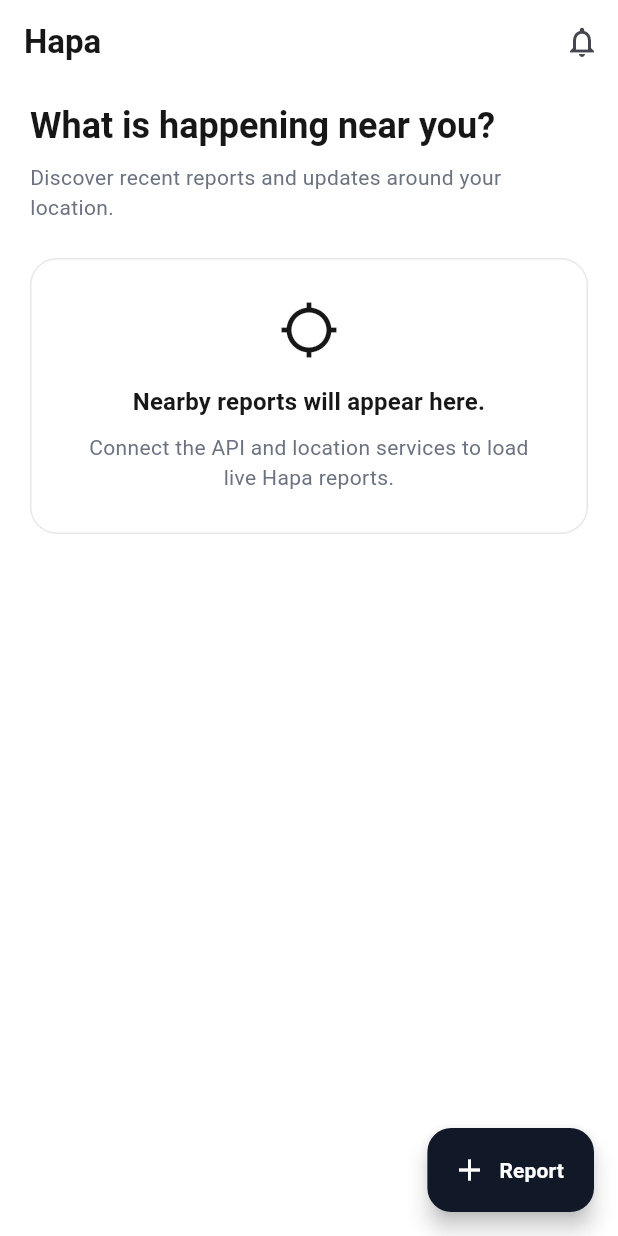
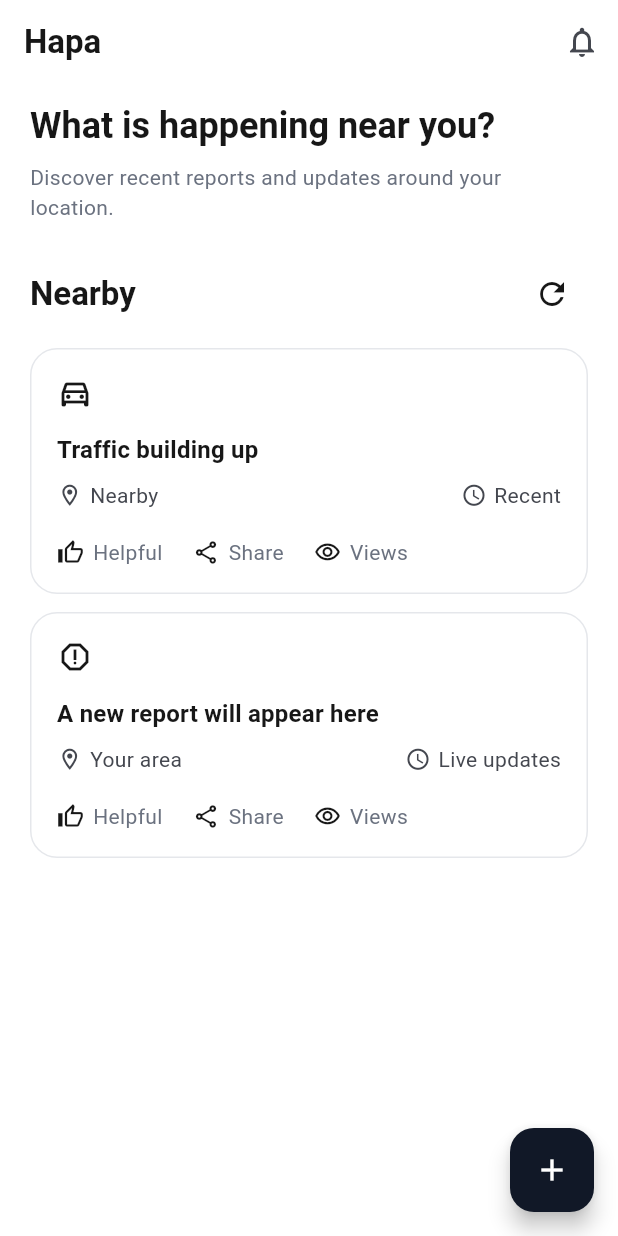
Before and after one commit to alumasinde/hapa-app, a Flutter app: the screen it shows after launch, on a phone screen of 412 x 824 dp. Run offline on Flutter 3.47's test engine with Material 3 defaults, Android fonts, the phone set to English and light mode, and no system bars; our stand-ins replace dio, flutter_riverpod.

Commit message:
Continue Phase 1 mobile foundation

```diff
--- a/lib/features/home/presentation/home_page.dart
+++ b/lib/features/home/presentation/home_page.dart
@@ -20,7 +20,7 @@ class HomePage extends StatelessWidget {
         ],
       ),
       body: ListView(
-        padding: const EdgeInsets.fromLTRB(20, 12, 20, 32),
+        padding: const EdgeInsets.fromLTRB(20, 12, 20, 100),
         children: [
           Text(
             'What is happening near you?',
@@ -32,46 +32,127 @@ class HomePage extends StatelessWidget {
             style: Theme.of(context).textTheme.bodyMedium,
           ),
           const SizedBox(height: 24),
-          const _EmptyFeedCard(),
+          const _SectionHeader(),
+          const SizedBox(height: 12),
+          const _PreviewFlashCard(
+            title: 'Traffic building up',
+            location: 'Nearby',
+            time: 'Recent',
+            categoryIcon: Icons.directions_car_outlined,
+          ),
+          const SizedBox(height: 12),
+          const _PreviewFlashCard(
+            title: 'A new report will appear here',
+            location: 'Your area',
+            time: 'Live updates',
+            categoryIcon: Icons.report_outlined,
+          ),
         ],
       ),
-      floatingActionButton: FloatingActionButton.extended(
+      floatingActionButton: FloatingActionButton(
         onPressed: () {},
+        tooltip: 'Create report',
         backgroundColor: const Color(0xFF111827),
         foregroundColor: Colors.white,
-        icon: const Icon(Icons.add),
-        label: const Text('Report'),
+        child: const Icon(Icons.add),
       ),
     );
   }
 }
 
-class _EmptyFeedCard extends StatelessWidget {
-  const _EmptyFeedCard();
+class _SectionHeader extends StatelessWidget {
+  const _SectionHeader();
 
   @override
   Widget build(BuildContext context) {
+    return Row(
+      children: [
+        Text('Nearby', style: Theme.of(context).textTheme.titleLarge),
+        const Spacer(),
+        IconButton(
+          onPressed: () {},
+          tooltip: 'Refresh',
+          icon: const Icon(Icons.refresh_outlined),
+        ),
+      ],
+    );
+  }
+}
+
+class _PreviewFlashCard extends StatelessWidget {
+  const _PreviewFlashCard({
+    required this.title,
+    required this.location,
+    required this.time,
+    required this.categoryIcon,
+  });
+
+  final String title;
+  final String location;
+  final String time;
+  final IconData categoryIcon;
+
+  @override
+  Widget build(BuildContext context) {
+    final muted = Theme.of(context).colorScheme.onSurfaceVariant;
+
     return Card(
-      child: Padding(
-        padding: const EdgeInsets.all(28),
-        child: Column(
-          children: [
-            const Icon(Icons.location_searching_outlined, size: 40),
-            const SizedBox(height: 16),
-            Text(
-              'Nearby reports will appear here.',
-              textAlign: TextAlign.center,
-              style: Theme.of(context).textTheme.titleMedium,
-            ),
-            const SizedBox(height: 8),
-            Text(
-              'Connect the API and location services to load live Hapa reports.',
-              textAlign: TextAlign.center,
-              style: Theme.of(context).textTheme.bodyMedium,
-            ),
-          ],
+      child: InkWell(
+        onTap: () {},
+        borderRadius: BorderRadius.circular(16),
+        child: Padding(
+          padding: const EdgeInsets.all(18),
+          child: Column(
+            crossAxisAlignment: CrossAxisAlignment.start,
+            children: [
+              Icon(categoryIcon),
+              const SizedBox(height: 14),
+              Text(title, style: Theme.of(context).textTheme.titleMedium),
+              const SizedBox(height: 8),
+              Row(
+                children: [
+                  Icon(Icons.location_on_outlined, size: 17, color: muted),
+                  const SizedBox(width: 5),
+                  Expanded(
+                    child: Text(location, style: TextStyle(color: muted)),
+                  ),
+                  Icon(Icons.schedule_outlined, size: 17, color: muted),
+                  const SizedBox(width: 5),
+                  Text(time, style: TextStyle(color: muted)),
+                ],
+              ),
+              const SizedBox(height: 18),
+              Row(
+                children: [
+                  _Metric(icon: Icons.thumb_up_outlined, label: 'Helpful'),
+                  const SizedBox(width: 20),
+                  _Metric(icon: Icons.share_outlined, label: 'Share'),
+                  const SizedBox(width: 20),
+                  _Metric(icon: Icons.visibility_outlined, label: 'Views'),
+                ],
+              ),
+            ],
+          ),
         ),
       ),
     );
   }
 }
+
+class _Metric extends StatelessWidget {
+  const _Metric({required this.icon, required this.label});
+
+  final IconData icon;
+  final String label;
+
+  @override
+  Widget build(BuildContext context) {
+    return Row(
+      children: [
+        Icon(icon, size: 18),
+        const SizedBox(width: 6),
+        Text(label),
+      ],
+    );
+  }
+}
```
